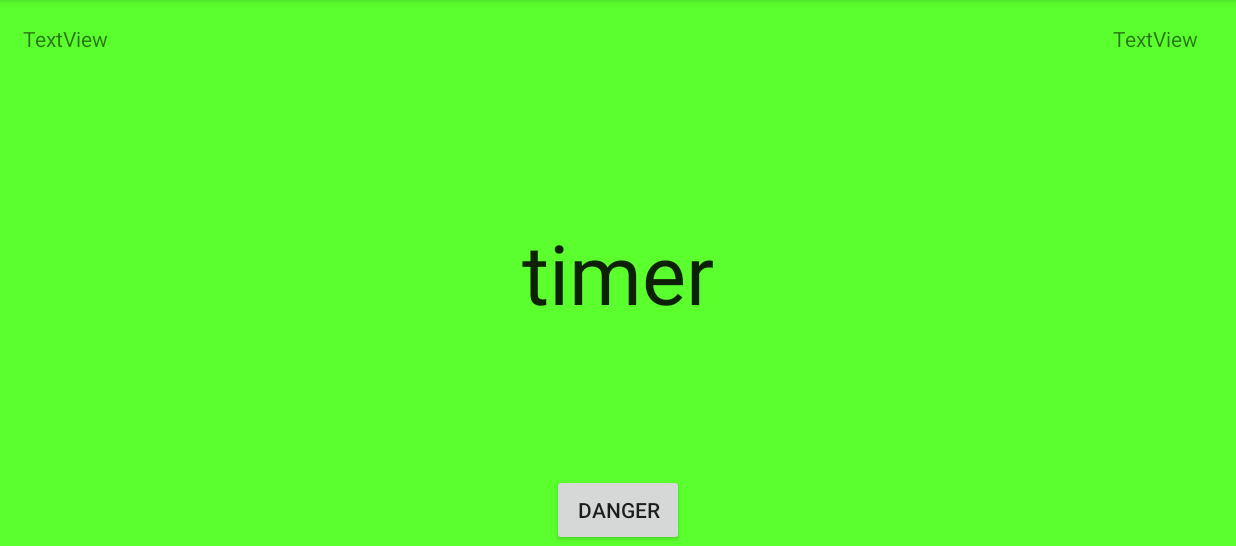
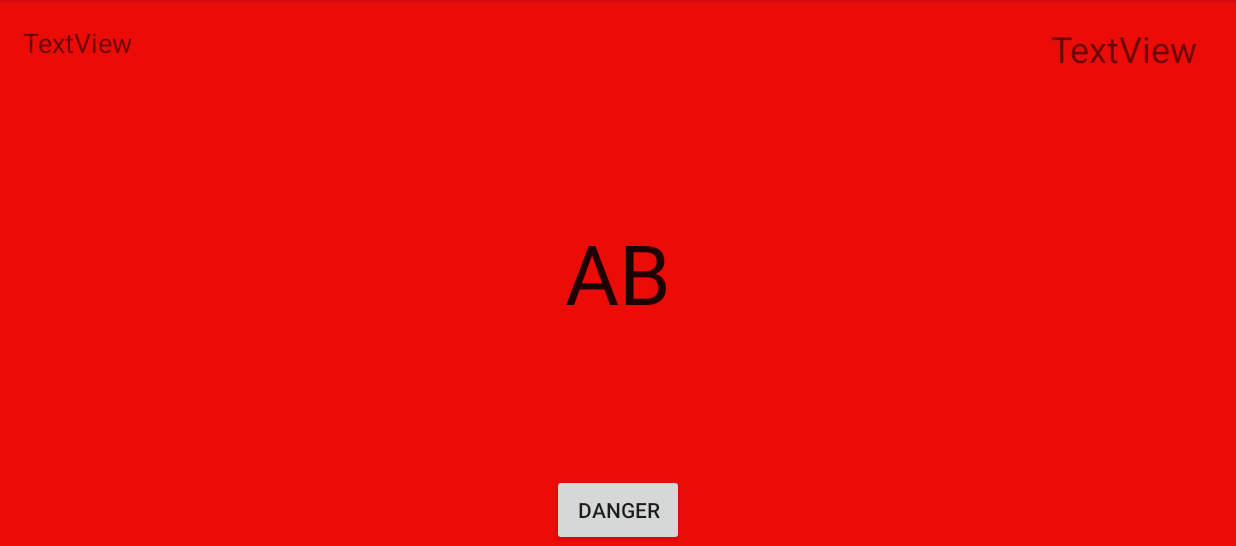
Before and after one commit to DarHa1531212/DarHa_ArchersJonquiere, an Android app: the screen it shows after launch (CompteRebours), on a phone screen of 824 x 412 dp (held sideways), the part 72-618 px from its top. Run offline under Robolectric (Android 15) with nearby library versions, the phone set to English and light mode, and no system bars; 3 statements that could not run were skipped.

Commit message:
itération 3

```diff
--- a/ArchersJonq/app/src/main/res/layout/activity_compte_rebours.xml
+++ b/ArchersJonq/app/src/main/res/layout/activity_compte_rebours.xml
@@ -7,23 +7,25 @@
 
     tools:context="info.dicj.archersjonq.CompteRebours"
     android:id="@+id/arrierePlan"
-    android:background="#5BFF2E"
+    android:background="#eb0c08"
     android:clickable="true"
     android:onClick="DemarrerTimer">
+
     <Button
+        android:id="@+id/button"
         android:layout_width="wrap_content"
         android:layout_height="wrap_content"
+        android:layout_alignParentBottom="true"
+        android:layout_centerHorizontal="true"
+        android:onClick="interrompreTimer"
         android:text="DANGER"
-        android:id="@+id/button"
-        android:onClick="interrompreTimer"
-        android:layout_alignParentBottom="true"
-        android:layout_centerHorizontal="true" />
+        tools:background="@color/rouge" />
 
 
     <TextView
         android:layout_width="wrap_content"
         android:layout_height="wrap_content"
-        android:text="timer"
+        android:text="AB"
         android:id="@+id/Temps"
         android:fontFamily="sans-serif"
         android:onClick="start"
@@ -32,6 +34,7 @@
         android:layout_centerHorizontal="true" />
 
     <TextView
+        android:id="@+id/volee"
         android:layout_width="wrap_content"
         android:layout_height="wrap_content"
         android:layout_alignParentLeft="true"
@@ -41,7 +44,8 @@
         android:layout_marginStart="15dp"
         android:layout_marginTop="16dp"
         android:text="TextView"
-        android:id="@+id/volee"/>
+        android:textSize="18sp"
+        tools:text="1" />
 
     <TextView
         android:id="@+id/ProchainGroupeDeTir"
@@ -52,7 +56,8 @@
         android:layout_alignTop="@+id/volee"
         android:layout_marginEnd="25dp"
         android:layout_marginRight="25dp"
-        android:text="TextView" />
+        android:text="TextView"
+        android:textSize="24sp" />
 
 
 </RelativeLayout>
--- a/ArchersJonq/app/src/main/res/values/colors.xml
+++ b/ArchersJonq/app/src/main/res/values/colors.xml
@@ -3,5 +3,5 @@
     <color name="colorPrimary">#3F51B5</color>
     <color name="colorPrimaryDark">#303F9F</color>
     <color name="colorAccent">#FF4081</color>
-    <color name="rouge">#FF2E43</color>
+    <color name="rouge">#fc051e</color>
 </resources>
```
Also changed, not shown: ArchersJonq/app/src/main/java/info/dicj/archersjonq/CompteRebours.java (+40 -33 lines), 1 other file.
